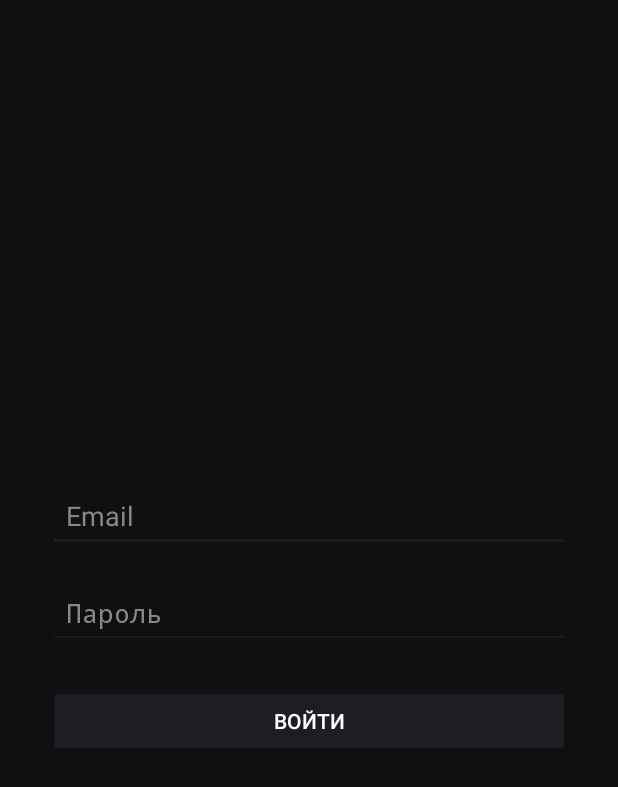
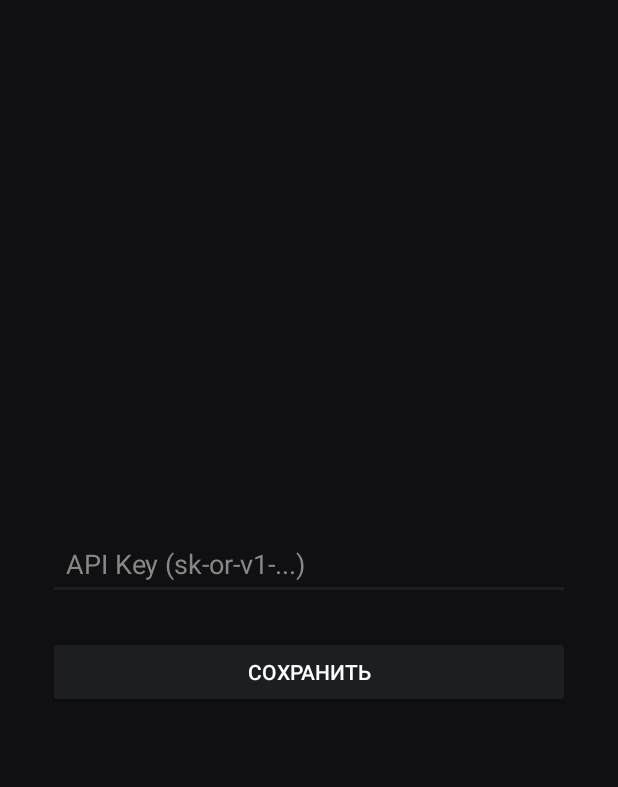
Before and after one commit to xklkghh-creator/my-ai-engine, an Android app: the screen it shows after launch (LoginActivity), on a phone screen of 412 x 824 dp. Shown: the top 787 px of the screen. Run offline under Robolectric (Android 15) with nearby library versions, the phone set to English and light mode, and no system bars.

Commit message:
Switch to API Key input on login

```diff
--- a/app/src/main/java/com/race/app/LoginActivity.kt
+++ b/app/src/main/java/com/race/app/LoginActivity.kt
@@ -12,21 +12,23 @@ class LoginActivity : Activity() {
         super.onCreate(savedInstanceState)
         setContentView(R.layout.activity_login)
 
-        val etEmail = findViewById<EditText>(R.id.etEmail)
-        val etPassword = findViewById<EditText>(R.id.etPassword)
+        val etApiKey = findViewById<EditText>(R.id.etApiKey)
         val btnLogin = findViewById<Button>(R.id.btnLogin)
+        val settings = SettingsStore(this)
+
+        // Если ключ уже сохранен, сразу идем в чат
+        if (settings.apiToken.isNotEmpty()) {
+            startActivity(Intent(this, MainActivity::class.java))
+            finish()
+            return
+        }
 
         btnLogin.setOnClickListener {
-            val email = etEmail.text.toString().trim()
-            val pass = etPassword.text.toString().trim()
-
-            if (email.isEmpty() || pass.isEmpty()) {
-                Toast.makeText(this, "Заполните все поля", Toast.LENGTH_SHORT).show()
+            val key = etApiKey.text.toString().trim()
+            if (key.isEmpty()) {
+                Toast.makeText(this, "Введите API Key", Toast.LENGTH_SHORT).show()
             } else {
-                // Для теста: используем пароль как API-токен
-                val settings = SettingsStore(this)
-                settings.apiToken = pass
-
+                settings.apiToken = key
                 startActivity(Intent(this, MainActivity::class.java))
                 finish()
             }
--- a/app/src/main/res/layout/activity_login.xml
+++ b/app/src/main/res/layout/activity_login.xml
@@ -8,32 +8,21 @@
     android:gravity="center">
 
     <EditText
-        android:id="@+id/etEmail"
+        android:id="@+id/etApiKey"
         android:layout_width="match_parent"
         android:layout_height="wrap_content"
-        android:hint="Email"
+        android:hint="API Key (sk-or-v1-...)"
         android:textColor="#FFFFFF"
         android:textColorHint="#888888"
         android:backgroundTint="#1D1E22"
-        android:padding="12dp"/>
-
-    <EditText
-        android:id="@+id/etPassword"
-        android:layout_width="match_parent"
-        android:layout_height="wrap_content"
-        android:hint="Пароль"
-        android:inputType="textPassword"
-        android:textColor="#FFFFFF"
-        android:textColorHint="#888888"
-        android:backgroundTint="#1D1E22"
-        android:layout_marginTop="16dp"
-        android:padding="12dp"/>
+        android:padding="12dp"
+        android:inputType="textVisiblePassword"/>
 
     <Button
         android:id="@+id/btnLogin"
         android:layout_width="match_parent"
         android:layout_height="wrap_content"
-        android:text="ВОЙТИ"
+        android:text="СОХРАНИТЬ"
         android:backgroundTint="#1D1E22"
         android:textColor="#FFFFFF"
         android:layout_marginTop="24dp"/>
```
